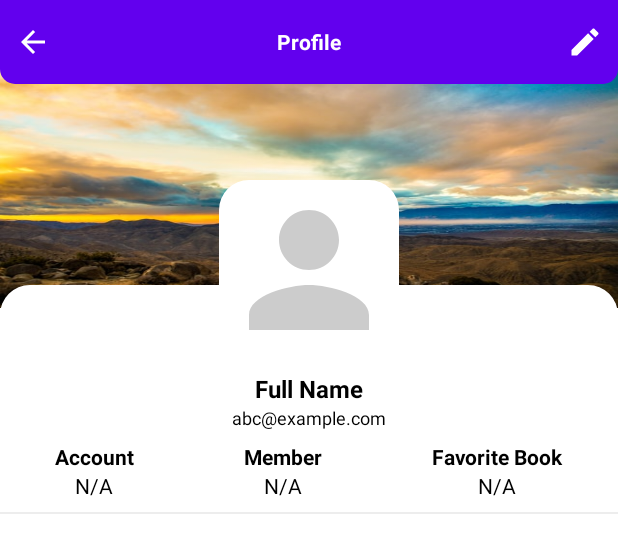
After one commit to tofufu9/BookApp, an Android app: the layout activity_profile.xml on its own in the app's theme, with its tools: preview values and no code run, on a phone screen of 412 x 824 dp. The commit adds this screen. Shown: the top 553 px of the screen. Run offline under Robolectric (Android 15) with nearby library versions, the phone set to English and light mode, and no system bars.

Commit message:
Profile and Profile Edit
completed by long, can change name and avatar

```diff
--- a/app/build.gradle
+++ b/app/build.gradle
@@ -47,6 +47,11 @@ dependencies {
 
     //pdf view library
     implementation 'com.github.barteksc:android-pdf-viewer:2.8.2'
+    implementation 'androidx.legacy:legacy-support-v4:1.0.0'
+
+    //Glide
+    implementation 'com.github.bumptech.glide:glide:4.13.2'
+    annotationProcessor 'com.github.bumptech.glide:compiler:4.13.2'
 
     testImplementation 'junit:junit:4.13.2'
     androidTestImplementation 'androidx.test.ext:junit:1.1.3'
--- /dev/null
+++ b/app/src/main/res/drawable/ic_edit_white.xml
@@ -0,0 +1,5 @@
+<vector android:height="24dp" android:tint="#FFFFFF"
+    android:viewportHeight="24" android:viewportWidth="24"
+    android:width="24dp" xmlns:android="http://schemas.android.com/apk/res/android">
+    <path android:fillColor="@android:color/white" android:pathData="M3,17.25V21h3.75L17.81,9.94l-3.75,-3.75L3,17.25zM20.71,7.04c0.39,-0.39 0.39,-1.02 0,-1.41l-2.34,-2.34c-0.39,-0.39 -1.02,-0.39 -1.41,0l-1.83,1.83 3.75,3.75 1.83,-1.83z"/>
+</vector>
--- /dev/null
+++ b/app/src/main/res/drawable/ic_person_white.xml
@@ -0,0 +1,5 @@
+<vector android:height="24dp" android:tint="#FFFFFF"
+    android:viewportHeight="24" android:viewportWidth="24"
+    android:width="24dp" xmlns:android="http://schemas.android.com/apk/res/android">
+    <path android:fillColor="@android:color/white" android:pathData="M12,12c2.21,0 4,-1.79 4,-4s-1.79,-4 -4,-4 -4,1.79 -4,4 1.79,4 4,4zM12,14c-2.67,0 -8,1.34 -8,4v2h16v-2c0,-2.66 -5.33,-4 -8,-4z"/>
+</vector>
--- /dev/null
+++ b/app/src/main/res/drawable/shape_rect01.xml
@@ -0,0 +1,7 @@
+<?xml version="1.0" encoding="utf-8"?>
+<shape xmlns:android="http://schemas.android.com/apk/res/android" android:shape="rectangle">
+
+    <solid android:color="@color/white"/>
+    <corners android:topRightRadius="20dp"
+        android:topLeftRadius="20dp"/>
+</shape>
--- /dev/null
+++ b/app/src/main/res/layout/activity_profile.xml
@@ -0,0 +1,173 @@
+<?xml version="1.0" encoding="utf-8"?>
+<RelativeLayout xmlns:android="http://schemas.android.com/apk/res/android"
+    xmlns:app="http://schemas.android.com/apk/res-auto"
+    xmlns:tools="http://schemas.android.com/tools"
+    android:layout_width="match_parent"
+    android:layout_height="match_parent"
+    tools:context=".activities.ProfileActivity">
+
+    <!--Toolbar-->
+    <View
+        android:layout_width="match_parent"
+        android:layout_height="165dp"
+        android:layout_marginTop="40dp"
+        android:background="@drawable/back02" />
+
+    <RelativeLayout
+        android:id="@+id/toolbarRl"
+        android:layout_width="match_parent"
+        android:layout_height="?actionBarSize"
+        android:background="@drawable/shape_toolbar02">
+
+        <!--back button-->
+    <ImageButton
+        android:id="@+id/backBtn"
+        android:layout_width="wrap_content"
+        android:layout_height="wrap_content"
+        android:layout_centerVertical="true"
+        android:layout_marginStart="10dp"
+        android:background="@android:color/transparent"
+        android:src="@drawable/ic_back_white"/>
+
+        <TextView
+            android:id="@+id/titleTv"
+            android:layout_width="wrap_content"
+            android:layout_height="wrap_content"
+            android:layout_centerInParent="true"
+            android:text="Profile"
+            android:textColor="@color/white"
+            android:textStyle="bold" />
+
+        <ImageButton
+            android:id="@+id/profileEditBtn"
+            android:layout_width="wrap_content"
+            android:layout_height="wrap_content"
+            android:layout_alignParentEnd="true"
+            android:layout_centerVertical="true"
+            android:layout_marginEnd="10dp"
+            android:background="@android:color/transparent"
+            android:src="@drawable/ic_edit_white"/>
+    </RelativeLayout>
+
+    <View
+        android:layout_width="match_parent"
+        android:layout_height="match_parent"
+        android:layout_marginTop="190dp"
+        android:background="@drawable/shape_rect01" />
+
+    <!-- Shapeable image view with rounded corners for profile image -->
+    <com.google.android.material.imageview.ShapeableImageView
+        android:id="@+id/profileTv"
+        android:layout_width="120dp"
+        android:layout_height="120dp"
+        android:layout_centerHorizontal="true"
+        android:layout_marginTop="120dp"
+        android:background="@color/white"
+        android:src="@drawable/ic_person_gray"
+        app:shapeAppearance="@style/styleRoundeCornersImage" />
+
+    <TextView
+        android:id="@+id/nameTv"
+        android:layout_width="wrap_content"
+        android:layout_height="wrap_content"
+        android:layout_below="@+id/profileTv"
+        android:layout_marginTop="8dp"
+        android:text="Full Name"
+        android:layout_centerHorizontal="true"
+        android:textColor="@color/black"
+        android:textStyle="bold"
+        android:textSize="16sp"/>
+
+    <TextView
+        android:id="@+id/emailTv"
+        android:layout_width="wrap_content"
+        android:layout_height="wrap_content"
+        android:layout_below="@+id/nameTv"
+        android:text="abc@example.com"
+        android:layout_centerHorizontal="true"
+        android:textColor="@color/black"
+        android:textSize="12sp"/>
+
+    <LinearLayout
+        android:id="@+id/detailsLl"
+        android:layout_width="match_parent"
+        android:layout_height="wrap_content"
+        android:orientation="horizontal"
+        android:layout_below="@id/emailTv"
+        android:layout_marginTop="8dp">
+
+        <!--Account Information-->
+        <LinearLayout
+            android:layout_width="wrap_content"
+            android:layout_height="wrap_content"
+            android:layout_weight="1"
+            android:gravity="center"
+            android:orientation="vertical">
+
+            <TextView
+                android:layout_width="wrap_content"
+                android:layout_height="wrap_content"
+                android:text="Account"
+                android:textColor="@color/black"
+                android:textStyle="bold"/>
+
+            <TextView
+                android:id="@+id/accountTypeTv"
+                android:layout_width="wrap_content"
+                android:layout_height="wrap_content"
+                android:text="N/A"
+                android:textColor="@color/black"/>
+        </LinearLayout>
+
+        <!--Member Since-->
+        <LinearLayout
+            android:layout_width="wrap_content"
+            android:layout_height="wrap_content"
+            android:layout_weight="1"
+            android:gravity="center"
+            android:orientation="vertical">
+
+            <TextView
+                android:layout_width="wrap_content"
+                android:layout_height="wrap_content"
+                android:text="Member"
+                android:textColor="@color/black"
+                android:textStyle="bold"/>
+
+            <TextView
+                android:id="@+id/memberDateTv"
+                android:layout_width="wrap_content"
+                android:layout_height="wrap_content"
+                android:text="N/A"
+                android:textColor="@color/black"/>
+        </LinearLayout>
+        <!--Favorite Books Count-->
+        <LinearLayout
+            android:layout_width="wrap_content"
+            android:layout_height="wrap_content"
+            android:layout_weight="1"
+            android:gravity="center"
+            android:orientation="vertical">
+
+            <TextView
+                android:layout_width="wrap_content"
+                android:layout_height="wrap_content"
+                android:text="Favorite Book"
+                android:textColor="@color/black"
+                android:textStyle="bold"/>
+
+            <TextView
+                android:id="@+id/favoriteBookCountTv"
+                android:layout_width="wrap_content"
+                android:layout_height="wrap_content"
+                android:text="N/A"
+                android:textColor="@color/black"/>
+        </LinearLayout>
+    </LinearLayout>
+    <View
+        android:layout_marginTop="8dp"
+        android:layout_width="match_parent"
+        android:layout_height="1dp"
+        android:background="@color/gray03"
+        android:layout_below="@id/detailsLl"/>
+</RelativeLayout>
--- /dev/null
+++ b/app/src/main/res/values/styles.xml
@@ -0,0 +1,7 @@
+<?xml version="1.0" encoding="utf-8"?>
+<resources>
+    <style name="styleRoundeCornersImage">
+        <item name="cornerFamily">rounded</item>
+        <item name="cornerSize">20dp</item>
+    </style>
+</resources>
```
Also changed, not shown: app/src/main/AndroidManifest.xml (+10 -3 lines), app/src/main/java/com/example/bookapp/activities/DashboardAdminActivity.java (+8 -0 lines), app/src/main/java/com/example/bookapp/activities/DashboardUserActivity.java (+8 -0 lines), app/src/main/java/com/example/bookapp/activities/ProfileActivity.java (added, +96 -0 lines), app/src/main/java/com/example/bookapp/activities/ProfileEditActivity.java (added, +304 -0 lines), app/src/main/res/layout/activity_dashboard_admin.xml (+10 -0 lines), app/src/main/res/layout/activity_dashboard_user.xml (+10 -0 lines), app/src/main/res/layout/activity_profile_edit.xml (added, +89 -0 lines), app/src/main/res/drawable/back02.jpg (added).
